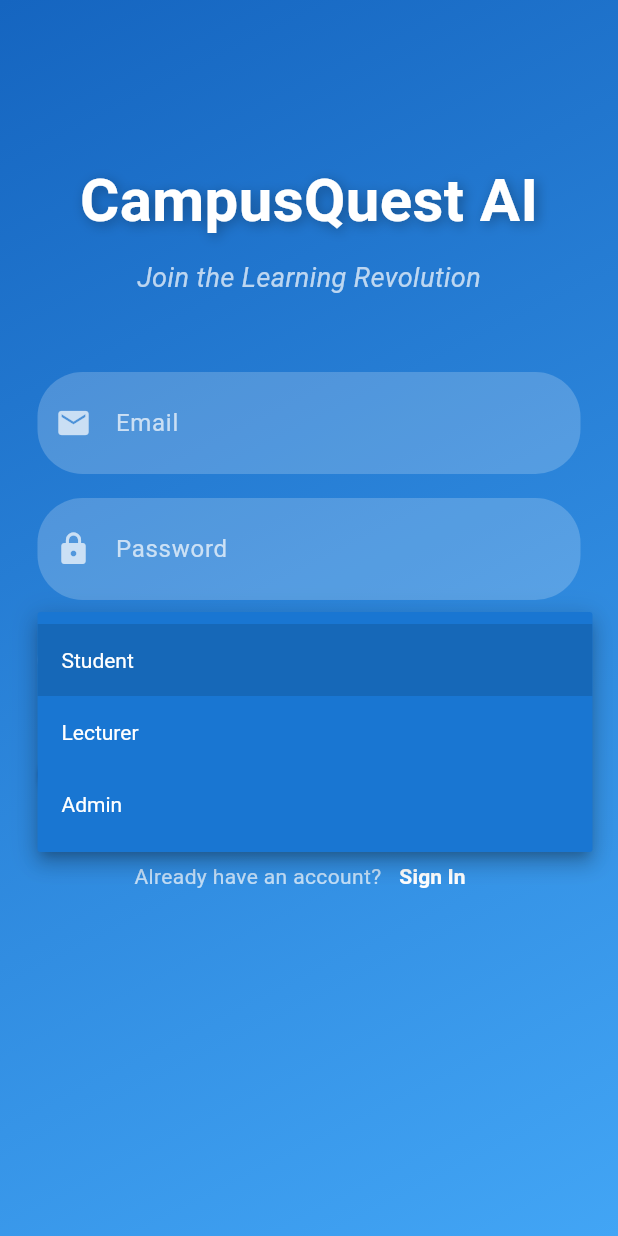
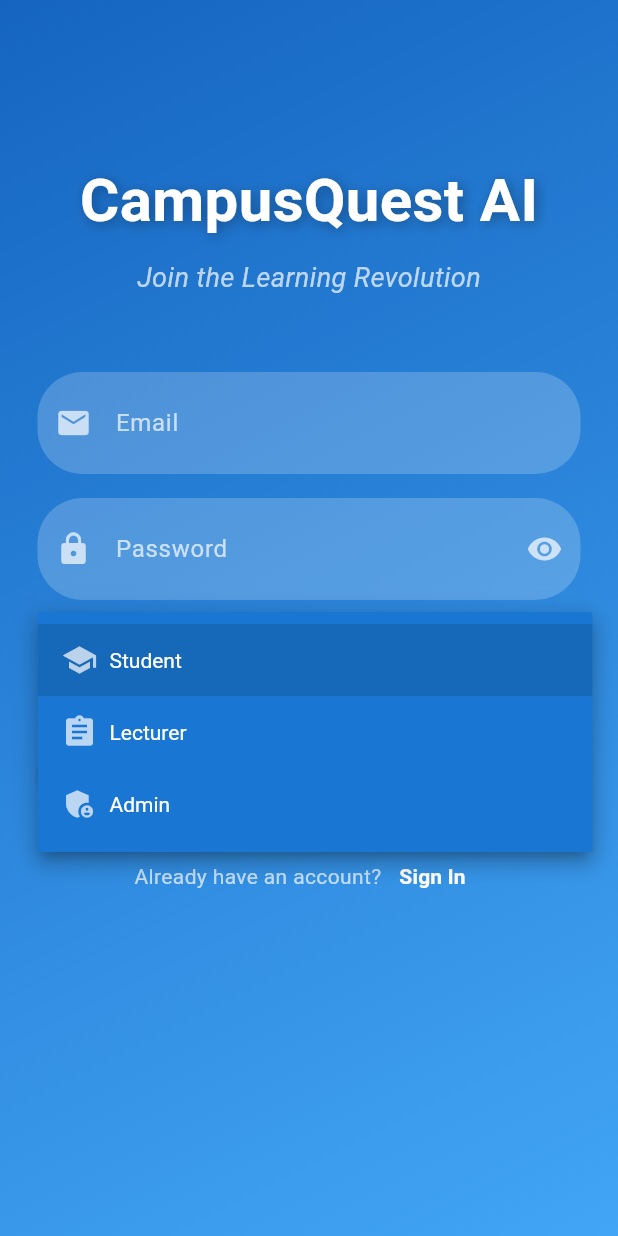
Before and after one commit to BS-PMC-2024/BS-PMC-2024-Team18, a Flutter app: the SignUpPage screen opened directly with empty values, after a tap on "Student", on a phone screen of 412 x 824 dp. Run offline on Flutter 3.47's test engine with Material 3 defaults, Android fonts, the phone set to English and light mode, and no system bars; our stand-ins replace animated_text_kit, file_picker, firebase_auth, firebase_core, firebase_database, fl_chart and 3 more; missing offline and left inert: easy_separator, syncfusion_flutter_pdf; accounts and stored records are empty.

Commit message:
BSPMS2418-137 BSPMS2418-143

```diff
--- a/quiz_learn_app_ai/lib/auth_pages/sign_in_page.dart
+++ b/quiz_learn_app_ai/lib/auth_pages/sign_in_page.dart
@@ -87,7 +87,6 @@ Future<void> signInWithEmailAndPassword() async {
     }
   }
 }
-
 Future<String?> showUserTypeSelectionDialog() async {
   String? selectedUserType;
   final adminPasswordController = TextEditingController();
@@ -103,6 +102,7 @@ Future<void> signInWithEmailAndPassword() async {
               mainAxisSize: MainAxisSize.min,
               children: <Widget>[
                 ListTile(
+                  leading: const Icon(Icons.school),
                   title: const Text('Student'),
                   onTap: () {
                     selectedUserType = 'Student';
@@ -110,6 +110,7 @@ Future<void> signInWithEmailAndPassword() async {
                   },
                 ),
                 ListTile(
+                  leading: const Icon(Icons.assignment),
                   title: const Text('Lecturer'),
                   onTap: () {
                     selectedUserType = 'Lecturer';
@@ -117,6 +118,7 @@ Future<void> signInWithEmailAndPassword() async {
                   },
                 ),
                 ListTile(
+                  leading: const Icon(Icons.admin_panel_settings),
                   title: const Text('Admin'),
                   onTap: () {
                     showDialog(
@@ -166,6 +168,7 @@ Future<void> signInWithEmailAndPassword() async {
 
   return selectedUserType;
 }
+
 
 Future<void> signInWithGoogle() async {
   try {
--- a/quiz_learn_app_ai/lib/auth_pages/sign_up_page.dart
+++ b/quiz_learn_app_ai/lib/auth_pages/sign_up_page.dart
@@ -225,6 +225,11 @@ Widget _buildInputField({
   required IconData icon,
   bool isPassword = false,
 }) {
+  // State variable to manage password visibility
+  bool obscureText = isPassword;
+
+  return StatefulBuilder(
+    builder: (BuildContext context, StateSetter setState) {
       return Container(
         decoration: BoxDecoration(
           color: Colors.white.withOpacity(0.2),
@@ -232,16 +237,31 @@ Widget _buildInputField({
         ),
         child: TextField(
           controller: controller,
-      obscureText: isPassword,
+          obscureText: obscureText,
           style: const TextStyle(color: Colors.white),
           decoration: InputDecoration(
             labelText: label,
             labelStyle: const TextStyle(color: Colors.white70),
             prefixIcon: Icon(icon, color: Colors.white70),
+            suffixIcon: isPassword
+                ? IconButton(
+                    icon: Icon(
+                      obscureText ? Icons.visibility : Icons.visibility_off,
+                      color: Colors.white70,
+                    ),
+                    onPressed: () {
+                      setState(() {
+                        obscureText = !obscureText; // Toggle visibility
+                      });
+                    },
+                  )
+                : null,
             border: InputBorder.none,
             contentPadding: const EdgeInsets.symmetric(horizontal: 16.0, vertical: 14.0),
           ),
         ),
+      );
+    },
   );
 }
 
@@ -263,7 +283,16 @@ Widget _buildDropdown() {
           .map<DropdownMenuItem<String>>((String value) {
         return DropdownMenuItem<String>(
           value: value,
-          child: Text(value),
+          child: Row(
+            children: [
+              Icon(
+                _getIconForUserType(value),
+                color: Colors.white70,
+              ),
+              const SizedBox(width: 8.0),
+              Text(value),
+            ],
+          ),
         );
       }).toList(),
       onChanged: (String? newValue) {
@@ -281,6 +310,19 @@ Widget _buildDropdown() {
       },
     ),
   );
+}
+
+IconData _getIconForUserType(String userType) {
+  switch (userType) {
+    case 'Student':
+      return Icons.school;
+    case 'Lecturer':
+      return Icons.assignment;
+    case 'Admin':
+      return Icons.admin_panel_settings;
+    default:
+      return Icons.help;
+  }
 }
 
 Widget _buildAdminPasswordField() {
--- a/quiz_learn_app_ai/lib/lecturer_pages/lecturer_home_page.dart
+++ b/quiz_learn_app_ai/lib/lecturer_pages/lecturer_home_page.dart
@@ -6,6 +6,7 @@ import 'package:quiz_learn_app_ai/auth_pages/auth_page.dart';
 import 'package:quiz_learn_app_ai/auth_pages/loading_page.dart';
 import 'package:quiz_learn_app_ai/lecturer_pages/create_question_ai.dart';
 import 'package:quiz_learn_app_ai/lecturer_pages/lecturer_profile_page.dart';
+import 'package:quiz_learn_app_ai/lecturer_pages/lecturer_quiz_statistics_page.dart';
 import 'package:quiz_learn_app_ai/lecturer_pages/my_quizzes_page.dart';
 import 'package:quiz_learn_app_ai/quiz_search/quiz_list_screen.dart';
 import 'package:quiz_learn_app_ai/services/firebase_service.dart';
@@ -215,6 +216,7 @@ String _formatUserName(String? email) {
     {'icon': Icons.create, 'label': 'Create Questions with AI', 'route': const CreateQuestionAI()},
     {'icon': Icons.quiz, 'label': 'My Quizzes', 'route': const MyQuizzesPage()},
     {'icon': Icons.person, 'label': 'Lecturer Profile', 'route': const LecturerProfilePage()},
+     {'icon': Icons.insert_chart, 'label': 'Lecturer Statistics', 'route': const LecturerQuizStatisticsPage()},
   ];
 
   return Column(
--- a/quiz_learn_app_ai/pubspec.yaml
+++ b/quiz_learn_app_ai/pubspec.yaml
@@ -54,13 +54,16 @@ dependencies:
   animated_text_kit: ^4.2.2
   flutter_svg: ^2.0.10+1
   flutter_launcher_icons: ^0.13.1
+  flutter_hooks: ^0.20.5
+  fl_chart: ^0.68.0
 
 flutter_launcher_icons:
   android: "launcher_icon"
   ios: true
   image_path: "images/app_icon.png"
   min_sdk_android: 21 # android min sdk min:16, default 21
-
+  android_label: "CampusQuest"
+  ios_bundle_name: "CampusQuest"
 
 dev_dependencies:
   flutter_test:
```
Also changed, not shown: quiz_learn_app_ai/lib/lecturer_pages/lecturer_quiz_statistics_page.dart (added, +209 -0 lines), quiz_learn_app_ai/lib/services/firebase_service.dart (+78 -0 lines), quiz_learn_app_ai/pubspec.lock, 2 other files. Lines whose indentation alone changed are shown as unchanged.
